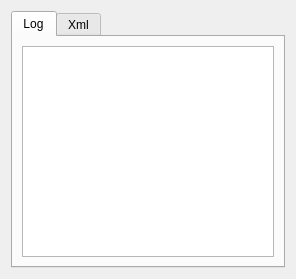
First picture: the form in branches/macjariel/client/logwidget.ui, repository kubos741/kbang, before the edit.
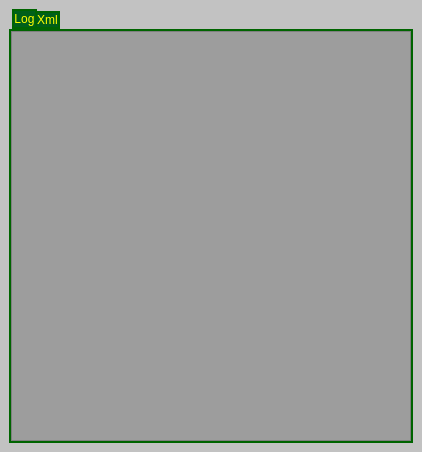
Second picture: the form after the edit.

Patch:
```diff
--- a/branches/macjariel/client/logwidget.ui
+++ b/branches/macjariel/client/logwidget.ui
@@ -5,28 +5,99 @@
    <rect>
     <x>0</x>
     <y>0</y>
-    <width>296</width>
-    <height>279</height>
+    <width>422</width>
+    <height>452</height>
    </rect>
   </property>
   <property name="windowTitle" >
    <string>Form</string>
   </property>
   <layout class="QGridLayout" name="gridLayout" >
+   <property name="margin" >
+    <number>0</number>
+   </property>
+   <property name="spacing" >
+    <number>0</number>
+   </property>
+   <item row="0" column="0" >
+    <widget class="QFrame" name="frame" >
+     <property name="styleSheet" >
+      <string notr="true" >QFrame#frame
+{
+	background-color: rgba(0, 0, 0, 48);
+    border: 0px;
+    padding: 0px;
+    margin: 0px;
+}
+
+QWidget
+{
+/*	background-color: transparent;*/
+}
+
+</string>
+     </property>
+     <property name="frameShape" >
+      <enum>QFrame::StyledPanel</enum>
+     </property>
+     <layout class="QGridLayout" name="gridLayout_4" >
    <item row="0" column="0" >
     <widget class="QTabWidget" name="mp_tabWidget" >
+        <property name="styleSheet" >
+         <string notr="true" >
+
+QTabWidget::pane 
+{
+/*	position: absolute;*/
+    top: 0.25em;
+	border: 2px solid rgb(0, 100, 0);
+ }
+
+QTabWidget::tab-bar {
+	left: 3px; /* move to the right by 5px */
+ }
+
+QTabBar::tab:!selected
+{
+	margin-top: 2px;
+}
+
+QTabBar::tab {
+	color: yellow;
+	background-color: rgb(0, 95, 26);
+	border: 2px solid rgb(0,100,0);
+	min-width: 10ex;
+    margin-left: 2px;
+	padding: 0px;
+}
+
+/* make use of negative margins for overlapping tabs */ QTabBar::tab:selected { /* expand/overlap to the left and right by 4px */ margin-left: -4px; margin-right: -4px; } QTabBar::tab:first:selected { margin-left: 0; /* the first selected tab has nothing to overlap with on the left */ } QTabBar::tab:last:selected { margin-right: 0; /* the last selected tab has nothing to overlap with on the right */ } QTabBar::tab:only-one { margin: 0; /* if there is only one tab, we don't want overlapping margins */ }
+</string>
+        </property>
+        <property name="tabShape" >
+         <enum>QTabWidget::Rounded</enum>
+        </property>
      <property name="currentIndex" >
       <number>0</number>
      </property>
+        <property name="elideMode" >
+         <enum>Qt::ElideNone</enum>
+        </property>
      <widget class="QWidget" name="mp_tabLog" >
       <attribute name="title" >
        <string>Log</string>
       </attribute>
       <layout class="QGridLayout" name="gridLayout_3" >
+          <property name="margin" >
+           <number>0</number>
+          </property>
        <item row="0" column="0" >
         <widget class="QTextBrowser" name="mp_logView" >
          <property name="styleSheet" >
-          <string notr="true" />
+             <string notr="true" >background-color: rgba(0,0,0,48);</string>
+            </property>
+            <property name="frameShadow" >
+             <enum>QFrame::Plain</enum>
          </property>
          <property name="horizontalScrollBarPolicy" >
           <enum>Qt::ScrollBarAlwaysOff</enum>
@@ -65,6 +136,9 @@
        </item>
       </layout>
      </widget>
+       </widget>
+      </item>
+     </layout>
     </widget>
    </item>
   </layout>
```
Lines whose indentation alone changed are shown as unchanged.
